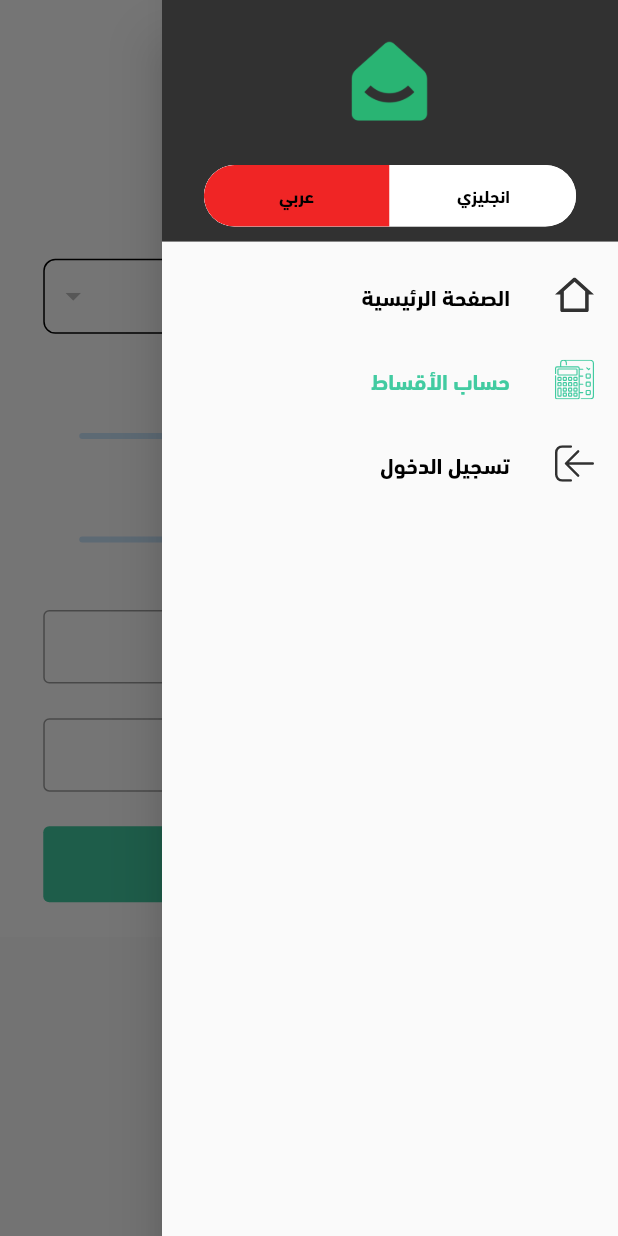
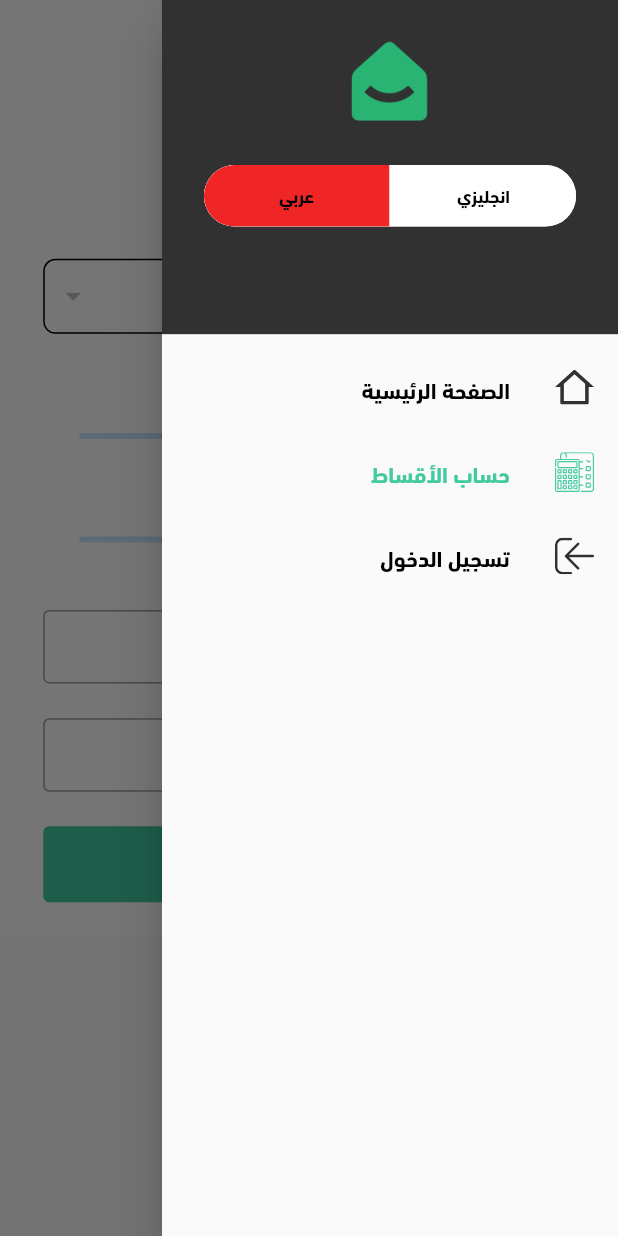
Before and after one commit to shadyroid/empoweromics, a Flutter app: the InstallmentCalculatorScreen screen opened directly, with the side drawer open, on a phone screen of 412 x 824 dp. Run offline on Flutter 3.47's test engine with Material 2 defaults, Android fonts, the phone set to English and light mode, and no system bars; drawn by our look-alikes of toggle_switch; our stand-ins replace animated_splash_screen, cached_network_image, carousel_slider, cloud_firestore, firebase_auth, firebase_core and 9 more; missing offline and left inert: flutter_login_facebook; accounts and stored records are empty; Roboto replaces fonts that are missing (tajawal); statements that could not run were skipped.

```diff
--- a/lib/ui/componants/nav_drawer.dart
+++ b/lib/ui/componants/nav_drawer.dart
@@ -21,12 +21,14 @@ class NavDrawer extends StatelessWidget {
       child: ListView(
         padding: EdgeInsets.zero,
         children: <Widget>[
-          DrawerHeader(
-            decoration: BoxDecoration(color: AppColors.colorPrimaryDark),
+          SizedBox(
+            height: AppSizes.h0_28,
+            child: DrawerHeader(
               child: Column(
                 children: [
                   Padding(
-                  padding: EdgeInsetsDirectional.only(bottom: AppSizes.h0_014),
+                    padding:
+                    EdgeInsetsDirectional.only(bottom: AppSizes.h0_014),
                     child: Image.asset(
                       'assets/images/logo.png',
                       width: AppSizes.w0_47,
@@ -38,7 +40,8 @@ class NavDrawer extends StatelessWidget {
                     child: ToggleSwitch(
                       minHeight: AppSizes.h0_05,
                       minWidth: AppSizes.w0_3,
-                    initialLabelIndex: Get.locale.languageCode == "ar" ? 0 : 1,
+                      initialLabelIndex:
+                      Get.locale.languageCode == "ar" ? 0 : 1,
                       cornerRadius: AppSizes.w0_3,
                       activeFgColor: AppColors.red,
                       inactiveBgColor: Colors.white,
@@ -54,7 +57,8 @@ class NavDrawer extends StatelessWidget {
                       ],
                       customTextStyles: [
                         TextStyle(
-                          color: AppColors.black, fontSize: AppSizes.txt_12),
+                            color: AppColors.black,
+                            fontSize: AppSizes.txt_12),
                         TextStyle(
                             color: AppColors.black, fontSize: AppSizes.txt_12)
                       ],
@@ -76,7 +80,10 @@ class NavDrawer extends StatelessWidget {
                   ),
                 ],
               ),
+              decoration: BoxDecoration(color: AppColors.colorPrimaryDark),
             ),
+          ),
+
           ListTile(
             leading: AppSvg.load(
               selectedPage == 1
--- a/lib/ui/screens/complete_data/screen.dart
+++ b/lib/ui/screens/complete_data/screen.dart
@@ -53,7 +53,7 @@ class CompleteDataScreenState
     SchedulerBinding.instance.addPostFrameCallback((_) {
       cubit.requestGovernorates();
     });
-    if(widget.mobile!=null) mobileTextEditingController.text = widget.mobile;
+    if (widget.mobile != null) mobileTextEditingController.text = widget.mobile;
   }
 
   @override
@@ -249,13 +249,13 @@ class CompleteDataScreenState
           company: companyTextEditingController.text,
           governorate_id: _selectedGovernorate.id,
           is_employed: isEmployedChecked,
+          mobile: widget.mobile ?? mobileTextEditingController.text,
           has_banking_obligation: hasBankingObligationChecked,
           is_adib_customer: isAdibCustomerChecked,
         ).toJson())
         .onError((e, _) => print("Error writing document: $e"));
     UserPreferences.setName(nameTextEditingController.text);
     UserPreferences.setEmail(emailTextEditingController.text);
-    UserPreferences.setMobileNumber(mobileTextEditingController.text);
 
     Navigator.pop(context);
   }
--- a/lib/ui/screens/login/screen.dart
+++ b/lib/ui/screens/login/screen.dart
@@ -234,7 +234,6 @@ class LoginScreenState extends BaseStatefulWidgetState<LoginScreen> {
           if (user.is_data_completed) {
             UserPreferences.setName(user.name);
             UserPreferences.setEmail(user.email);
-            UserPreferences.setMobileNumber(user.mobile);
 
             Navigator.pop(context);
           } else {
```
Also changed, not shown: 4 other files. Lines whose indentation alone changed are shown as unchanged.
